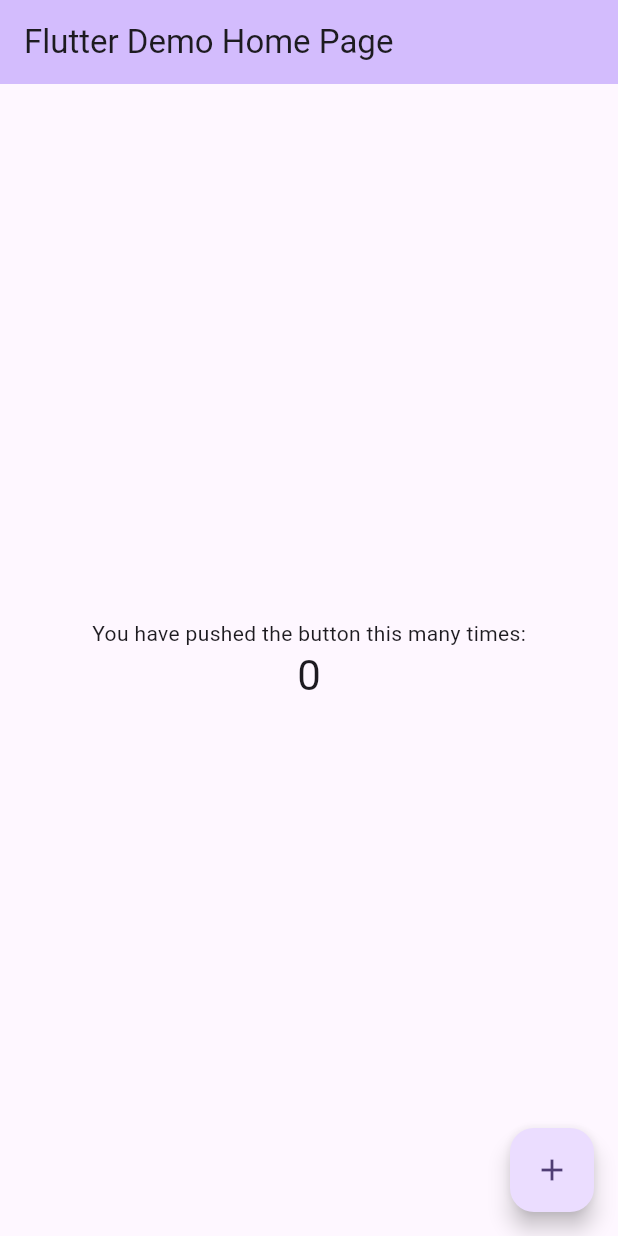
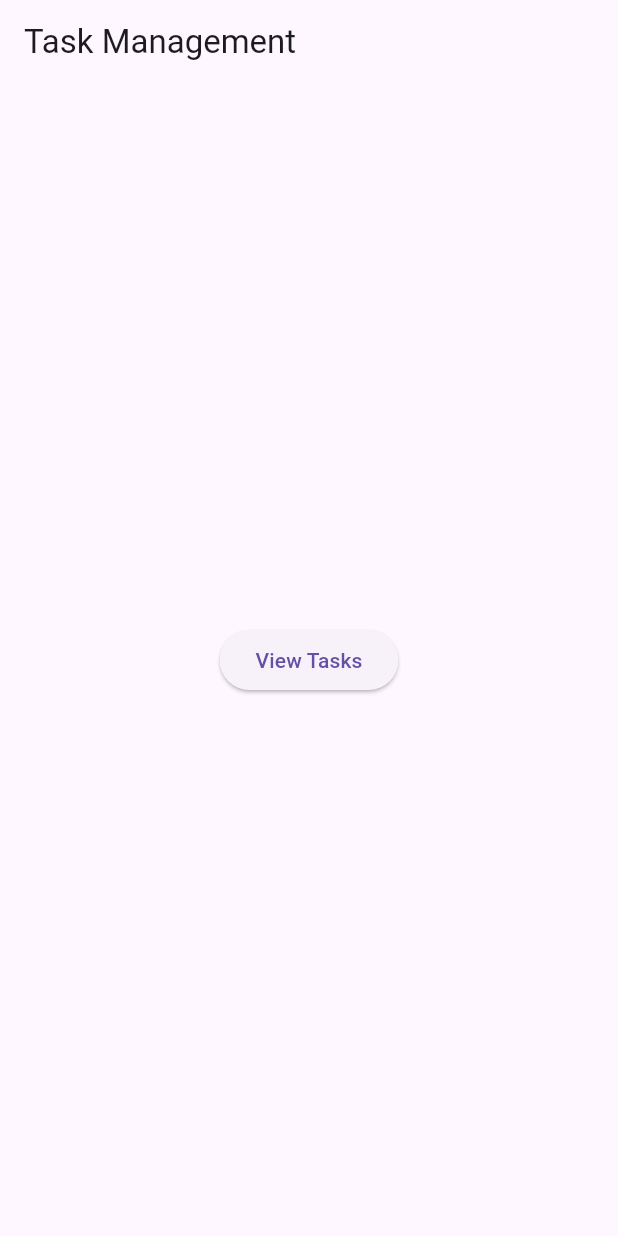
Before and after one commit to murshed23/quick_task, a Flutter app: the screen it shows after launch, on a phone screen of 412 x 824 dp. Run offline on Flutter 3.47's test engine with Material 3 defaults, Android fonts, the phone set to English and light mode, and no system bars; our stand-ins replace parse_server_sdk.

Commit message:
View task added

```diff
--- a/lib/main.dart
+++ b/lib/main.dart
@@ -1,125 +1,27 @@
 import 'package:flutter/material.dart';
+import 'package:parse_server_sdk/parse_server_sdk.dart';
+import 'screens/home_screen.dart';
 
-void main() {
-  runApp(const MyApp());
+void main() async {
+  WidgetsFlutterBinding.ensureInitialized();
+
+  // Initialize Parse SDK
+  const String appId = 'JU3XU0JoeQbILPuSy0Fcg8BZlHMDtbYE4nC6TUa6';
+  const String clientKey = 'xhLlmADAC16XzpS3php1XntxebsGIvTWtyz8989M';
+  const String serverUrl = 'https://parseapi.back4app.com/';
+
+  await Parse().initialize(appId, serverUrl, clientKey: clientKey, autoSendSessionId: true);
+
+  runApp(MyApp());
 }
 
 class MyApp extends StatelessWidget {
-  const MyApp({super.key});
-
-  // This widget is the root of your application.
   @override
   Widget build(BuildContext context) {
     return MaterialApp(
-      title: 'Flutter Demo',
-      theme: ThemeData(
-        // This is the theme of your application.
-        //
-        // TRY THIS: Try running your application with "flutter run". You'll see
-        // the application has a purple toolbar. Then, without quitting the app,
-        // try changing the seedColor in the colorScheme below to Colors.green
-        // and then invoke "hot reload" (save your changes or press the "hot
-        // reload" button in a Flutter-supported IDE, or press "r" if you used
-        // the command line to start the app).
-        //
-        // Notice that the counter didn't reset back to zero; the application
-        // state is not lost during the reload. To reset the state, use hot
-        // restart instead.
-        //
-        // This works for code too, not just values: Most code changes can be
-        // tested with just a hot reload.
-        colorScheme: ColorScheme.fromSeed(seedColor: Colors.deepPurple),
-        useMaterial3: true,
-      ),
-      home: const MyHomePage(title: 'Flutter Demo Home Page'),
+      title: 'Task Management App',
+      theme: ThemeData(primarySwatch: Colors.blue),
+      home: HomeScreen(),
     );
   }
 }
-
-class MyHomePage extends StatefulWidget {
-  const MyHomePage({super.key, required this.title});
-
-  // This widget is the home page of your application. It is stateful, meaning
-  // that it has a State object (defined below) that contains fields that affect
-  // how it looks.
-
-  // This class is the configuration for the state. It holds the values (in this
-  // case the title) provided by the parent (in this case the App widget) and
-  // used by the build method of the State. Fields in a Widget subclass are
-  // always marked "final".
-
-  final String title;
-
-  @override
-  State<MyHomePage> createState() => _MyHomePageState();
-}
-
-class _MyHomePageState extends State<MyHomePage> {
-  int _counter = 0;
-
-  void _incrementCounter() {
-    setState(() {
-      // This call to setState tells the Flutter framework that something has
-      // changed in this State, which causes it to rerun the build method below
-      // so that the display can reflect the updated values. If we changed
-      // _counter without calling setState(), then the build method would not be
-      // called again, and so nothing would appear to happen.
-      _counter++;
-    });
-  }
-
-  @override
-  Widget build(BuildContext context) {
-    // This method is rerun every time setState is called, for instance as done
-    // by the _incrementCounter method above.
-    //
-    // The Flutter framework has been optimized to make rerunning build methods
-    // fast, so that you can just rebuild anything that needs updating rather
-    // than having to individually change instances of widgets.
-    return Scaffold(
-      appBar: AppBar(
-        // TRY THIS: Try changing the color here to a specific color (to
-        // Colors.amber, perhaps?) and trigger a hot reload to see the AppBar
-        // change color while the other colors stay the same.
-        backgroundColor: Theme.of(context).colorScheme.inversePrimary,
-        // Here we take the value from the MyHomePage object that was created by
-        // the App.build method, and use it to set our appbar title.
-        title: Text(widget.title),
-      ),
-      body: Center(
-        // Center is a layout widget. It takes a single child and positions it
-        // in the middle of the parent.
-        child: Column(
-          // Column is also a layout widget. It takes a list of children and
-          // arranges them vertically. By default, it sizes itself to fit its
-          // children horizontally, and tries to be as tall as its parent.
-          //
-          // Column has various properties to control how it sizes itself and
-          // how it positions its children. Here we use mainAxisAlignment to
-          // center the children vertically; the main axis here is the vertical
-          // axis because Columns are vertical (the cross axis would be
-          // horizontal).
-          //
-          // TRY THIS: Invoke "debug painting" (choose the "Toggle Debug Paint"
-          // action in the IDE, or press "p" in the console), to see the
-          // wireframe for each widget.
-          mainAxisAlignment: MainAxisAlignment.center,
-          children: <Widget>[
-            const Text(
-              'You have pushed the button this many times:',
-            ),
-            Text(
-              '$_counter',
-              style: Theme.of(context).textTheme.headlineMedium,
-            ),
-          ],
-        ),
-      ),
-      floatingActionButton: FloatingActionButton(
-        onPressed: _incrementCounter,
-        tooltip: 'Increment',
-        child: const Icon(Icons.add),
-      ), // This trailing comma makes auto-formatting nicer for build methods.
-    );
-  }
-}
--- /dev/null
+++ b/lib/models/task.dart
@@ -0,0 +1,31 @@
+// lib/models/task.dart
+class Task {
+  String id;
+  String title;
+  String description;
+  bool isCompleted;
+
+  Task({
+    required this.id,
+    required this.title,
+    required this.description,
+    this.isCompleted = false,
+  });
+
+  factory Task.fromJson(Map<String, dynamic> json) {
+    return Task(
+      id: json['objectId'],
+      title: json['title'],
+      description: json['description'],
+      isCompleted: json['isCompleted'] ?? false,
+    );
+  }
+
+  Map<String, dynamic> toJson() {
+    return {
+      'title': title,
+      'description': description,
+      'isCompleted': isCompleted,
+    };
+  }
+}
--- /dev/null
+++ b/lib/screens/home_screen.dart
@@ -0,0 +1,22 @@
+import 'package:flutter/material.dart';
+import 'task_list_screen.dart';
+
+class HomeScreen extends StatelessWidget {
+  @override
+  Widget build(BuildContext context) {
+    return Scaffold(
+      appBar: AppBar(title: Text('Task Management')),
+      body: Center(
+        child: ElevatedButton(
+          onPressed: () {
+            Navigator.push(
+              context,
+              MaterialPageRoute(builder: (context) => TaskListScreen()),
+            );
+          },
+          child: Text('View Tasks'),
+        ),
+      ),
+    );
+  }
+}
--- /dev/null
+++ b/lib/services/task_service.dart
@@ -0,0 +1,42 @@
+import 'package:parse_server_sdk/parse_server_sdk.dart';
+import '../models/task.dart';
+
+class TaskService {
+  Future<List<Task>> getTasks() async {
+    final ParseResponse response = await ParseObject('Task').getAll();
+    if (response.success && response.results != null) {
+      // Adjusting the mapping here to convert ParseObject to Task correctly
+      return response.results!.map((e) {
+        // Cast to ParseObject and call toJson to get a Map
+        final parseObject = e as ParseObject;
+        return Task.fromJson(parseObject.toJson());
+      }).toList();
+    } else {
+      throw Exception('Failed to load tasks: ${response.error?.message}');
+    }
+  }
+
+  Future<void> addTask(Task task) async {
+    final taskObject = ParseObject('Task')..set('title', task.title)..set('description', task.description)..set('isCompleted', task.isCompleted);
+    final response = await taskObject.save();
+    if (!response.success) {
+      throw Exception('Failed to save task: ${response.error?.message}');
+    }
+  }
+
+  Future<void> updateTask(Task task) async {
+    final taskObject = ParseObject('Task')..objectId = task.id..set('isCompleted', task.isCompleted);
+    final response = await taskObject.save();
+    if (!response.success) {
+      throw Exception('Failed to update task: ${response.error?.message}');
+    }
+  }
+
+  Future<void> deleteTask(String id) async {
+    final taskObject = ParseObject('Task')..objectId = id;
+    final response = await taskObject.delete();
+    if (!response.success) {
+      throw Exception('Failed to delete task: ${response.error?.message}');
+    }
+  }
+}
--- a/pubspec.yaml
+++ b/pubspec.yaml
@@ -30,7 +30,9 @@ environment:
 dependencies:
   flutter:
     sdk: flutter
-
+  parse_server_sdk_flutter: ^8.0.0 # Parse SDK for Flutter
+  provider: ^6.0.0  # State management
+  http: ^0.13.6  # For API requests
 
   # The following adds the Cupertino Icons font to your application.
   # Use with the CupertinoIcons class for iOS style icons.
```
Also changed, not shown: lib/screens/add_task_screen.dart (added, +75 -0 lines), lib/screens/task_list_screen.dart (added, +78 -0 lines), pubspec.lock, 3 other files.
